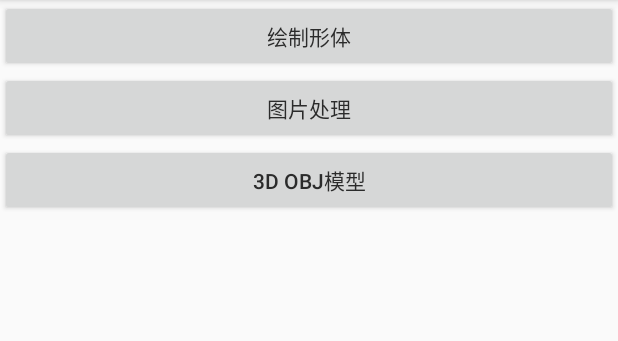
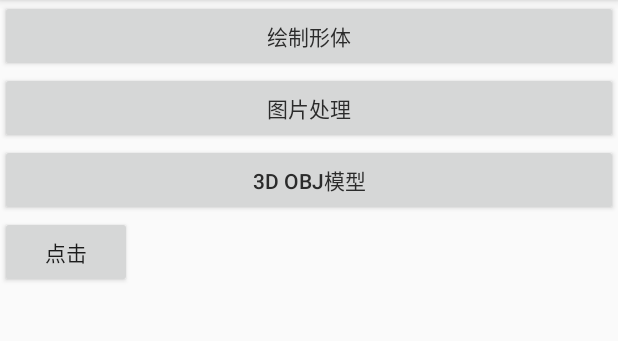
Before and after one commit to RainflyRain/AROpenGL, an Android app: the screen it shows after launch (MenuActivity), on a phone screen of 412 x 824 dp, the part 84-425 px from its top. Run offline under Robolectric (Android 15) with nearby library versions, the phone set to English and light mode, and no system bars.

Commit message:
change formate

```diff
--- a/app/src/main/java/com/wl/opes/MenuActivity.java
+++ b/app/src/main/java/com/wl/opes/MenuActivity.java
@@ -8,6 +8,7 @@ import android.support.v7.widget.RecyclerView;
 import android.view.View;
 import android.view.ViewGroup;
 import android.widget.Button;
+import android.widget.Toast;
 
 import com.wl.opes.obj.ObjLoadActivity;
 import com.wl.opes.shape.FGLViewActivity;
@@ -21,6 +22,7 @@ public class MenuActivity extends AppCompatActivity implements View.OnClickListe
     private RecyclerView recyclerView;
     private ArrayList<MenuBean> beanArrayList;
 
+    private  Button btnTest;
     @Override
     protected void onCreate(Bundle savedInstanceState) {
         super.onCreate(savedInstanceState);
@@ -42,6 +44,14 @@ public class MenuActivity extends AppCompatActivity implements View.OnClickListe
 //        add("VR效果",FGLViewActivity.class);
 //        add("颜色混合",FGLViewActivity.class);
         recyclerView.setAdapter(new MenuAdapter());
+
+        btnTest = (Button) findViewById(R.id.btn_test);
+        btnTest.setOnClickListener(new View.OnClickListener() {
+            @Override
+            public void onClick(View view) {
+                Toast.makeText(MenuActivity.this,"test",Toast.LENGTH_SHORT).show();
+            }
+        });
     }
 
     private class MenuBean{
--- a/app/src/main/res/layout/activity_menu.xml
+++ b/app/src/main/res/layout/activity_menu.xml
@@ -1,10 +1,10 @@
 <?xml version="1.0" encoding="utf-8"?>
-<android.support.constraint.ConstraintLayout
+<LinearLayout
     xmlns:android="http://schemas.android.com/apk/res/android"
-    xmlns:app="http://schemas.android.com/apk/res-auto"
     xmlns:tools="http://schemas.android.com/tools"
     android:layout_width="match_parent"
     android:layout_height="match_parent"
+    android:orientation="vertical"
     tools:context="com.wl.opes.MenuActivity">
 
     <android.support.v7.widget.RecyclerView
@@ -14,4 +14,11 @@
 
     </android.support.v7.widget.RecyclerView>
 
-</android.support.constraint.ConstraintLayout>
+    <Button
+        android:id="@+id/btn_test"
+        android:layout_width="wrap_content"
+        android:layout_height="wrap_content"
+        android:clickable="false"
+        android:text="点击"
+        />
+</LinearLayout>
```
